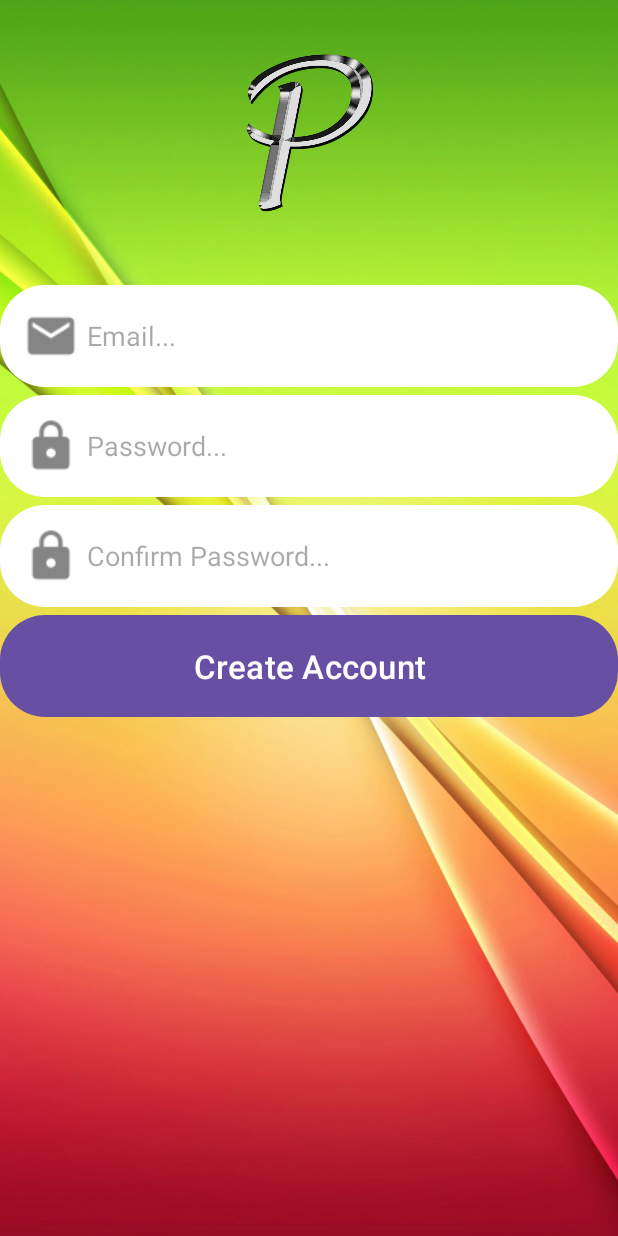
After one commit to mcflinta/Android-Project, an Android app: the RegisterActivity screen opened directly, with no data from a screen before it, on a phone screen of 412 x 824 dp. The commit adds this screen. Run offline under Robolectric (Android 15) with nearby library versions, the phone set to English and light mode, and no system bars.

Commit message:
tutorial 7

```diff
--- a/App_Social/Project/app/src/main/AndroidManifest.xml
+++ b/App_Social/Project/app/src/main/AndroidManifest.xml
@@ -13,6 +13,12 @@
         android:theme="@style/Theme.MyApp"
         tools:targetApi="31">
         <activity
+            android:name=".LoginActivity"
+            android:exported="false" />
+        <activity
+            android:name=".RegisterActivity"
+            android:exported="false" />
+        <activity
             android:name=".MainActivity"
             android:exported="true">
             <intent-filter>
--- /dev/null
+++ b/App_Social/Project/app/src/main/java/com/example/myapp/RegisterActivity.java
@@ -0,0 +1,14 @@
+package com.example.myapp;
+
+import androidx.appcompat.app.AppCompatActivity;
+
+import android.os.Bundle;
+
+public class RegisterActivity extends AppCompatActivity {
+
+    @Override
+    protected void onCreate(Bundle savedInstanceState) {
+        super.onCreate(savedInstanceState);
+        setContentView(R.layout.activity_register);
+    }
+}
--- /dev/null
+++ b/App_Social/Project/app/src/main/res/drawable/button.xml
@@ -0,0 +1,5 @@
+<?xml version="1.0" encoding="utf-8"?>
+<shape xmlns:android="http://schemas.android.com/apk/res/android">
+    <solid android:color="@color/colorPrimaryDark"></solid>
+    <corners android:radius="30dp"></corners>
+</shape>
--- /dev/null
+++ b/App_Social/Project/app/src/main/res/drawable/inputs.xml
@@ -0,0 +1,5 @@
+<?xml version="1.0" encoding="utf-8"?>
+<shape xmlns:android="http://schemas.android.com/apk/res/android">
+    <solid android:color="#ffffff"></solid>
+    <corners android:radius="30dp"></corners>
+</shape>
--- a/App_Social/Project/app/src/main/res/layout/activity_main.xml
+++ b/App_Social/Project/app/src/main/res/layout/activity_main.xml
@@ -11,6 +11,10 @@
         android:layout_width="match_parent"
         android:layout_height="match_parent">
 
+        <include
+            android:id="@+id/main_page_toolbar"
+            layout="@layout/app_bar_layout"
+            ></include>
         <FrameLayout
             android:id="@+id/main_container"
             android:layout_width="match_parent"
--- /dev/null
+++ b/App_Social/Project/app/src/main/res/layout/activity_register.xml
@@ -0,0 +1,70 @@
+<?xml version="1.0" encoding="utf-8"?>
+<RelativeLayout xmlns:android="http://schemas.android.com/apk/res/android"
+    xmlns:app="http://schemas.android.com/apk/res-auto"
+    xmlns:tools="http://schemas.android.com/tools"
+    android:layout_width="match_parent"
+    android:layout_height="match_parent"
+    android:background="@drawable/login"
+    tools:context=".RegisterActivity">
+
+    <ImageView
+        android:id="@+id/register_icon"
+        android:layout_width="150dp"
+        android:layout_height="150dp"
+        android:layout_alignParentTop="true"
+        android:layout_centerHorizontal="true"
+        android:layout_marginTop="10dp"
+        app:srcCompat="@drawable/logo" />
+    <EditText
+        android:id="@+id/register_email"
+        android:layout_width="match_parent"
+        android:layout_height="wrap_content"
+        android:layout_below="@id/register_icon"
+        android:layout_marginTop="30dp"
+        android:ems="10"
+        android:hint="Email..."
+        android:inputType="textEmailAddress"
+        android:background="@drawable/inputs"
+        android:padding="10dp"
+        android:drawableLeft="@drawable/email"
+        />
+    <EditText
+        android:id="@+id/register_password"
+        android:layout_width="match_parent"
+        android:layout_height="wrap_content"
+        android:layout_centerHorizontal="true"
+        android:layout_below="@id/register_email"
+        android:layout_marginTop="5dp"
+        android:ems="10"
+        android:hint="Password..."
+        android:inputType="textPassword"
+        android:background="@drawable/inputs"
+        android:padding="10dp"
+        android:drawableStart="@drawable/password"
+        />
+    <EditText
+        android:id="@+id/register_confirm_password"
+        android:layout_width="match_parent"
+        android:layout_height="wrap_content"
+        android:layout_centerHorizontal="true"
+        android:layout_below="@id/register_password"
+        android:layout_marginTop="5dp"
+        android:ems="10"
+        android:hint="Confirm Password..."
+        android:inputType="textPassword"
+        android:background="@drawable/inputs"
+        android:padding="10dp"
+        android:drawableStart="@drawable/password"
+    />
+    <Button
+        android:id="@+id/register_create_account"
+        android:layout_width="match_parent"
+        android:layout_height="wrap_content"
+        android:layout_below="@id/register_confirm_password"
+        android:layout_marginTop="5dp"
+        android:text="Create Account"
+        android:background="@drawable/button"
+        android:padding="15dp"
+        android:textSize="22dp"
+        />
+</RelativeLayout>
--- a/App_Social/Project/app/src/main/res/values/strings.xml
+++ b/App_Social/Project/app/src/main/res/values/strings.xml
@@ -1,3 +1,5 @@
 <resources>
-    <string name="app_name">MyApp</string>
+    <string name="app_name">Social Network</string>
+    <string name="drawer_open">Drawer Open</string>
+    <string name="drawer_close">Drawer Close</string>
 </resources>
```
Also changed, not shown: App_Social/Project/app/src/main/java/com/example/myapp/LoginActivity.java (added, +40 -0 lines), App_Social/Project/app/src/main/java/com/example/myapp/MainActivity.java (+43 -2 lines), App_Social/Project/app/src/main/res/layout/activity_login.xml (added, +110 -0 lines), App_Social/Project/app/src/main/res/layout/app_bar_layout.xml (added, +8 -0 lines).
